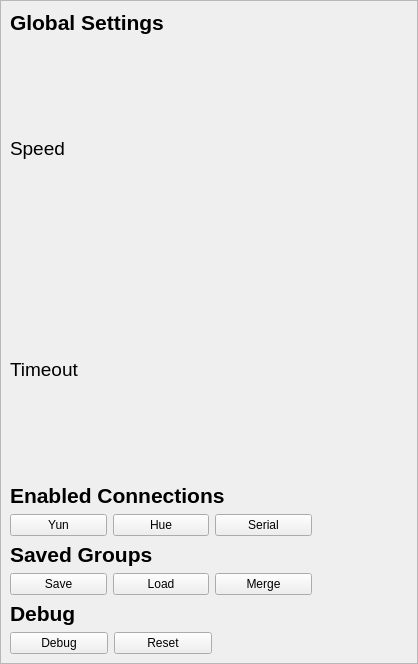
Before: the Qt Designer form src/settingspage.ui in timsee/Corluma, drawn with Qt 5.
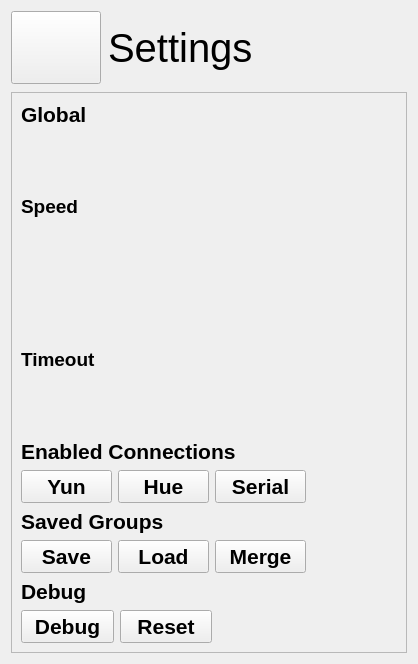
After: the same form once the commit is applied. Icons and pictures are not drawn. Custom widgets are drawn as their Qt base class.

```diff
--- a/src/settingspage.ui
+++ b/src/settingspage.ui
@@ -19,24 +19,67 @@
   <property name="windowTitle">
    <string>Form</string>
   </property>
-  <layout class="QHBoxLayout" name="horizontalLayout">
-   <property name="spacing">
-    <number>0</number>
-   </property>
-   <property name="leftMargin">
-    <number>0</number>
-   </property>
-   <property name="topMargin">
-    <number>0</number>
-   </property>
-   <property name="rightMargin">
-    <number>0</number>
-   </property>
-   <property name="bottomMargin">
-    <number>0</number>
-   </property>
+  <layout class="QVBoxLayout" name="verticalLayout_2" stretch="2,15">
+   <item>
+    <layout class="QHBoxLayout" name="horizontalLayout_2" stretch="6,20">
+     <property name="spacing">
+      <number>7</number>
+     </property>
+     <property name="bottomMargin">
+      <number>2</number>
+     </property>
+     <item>
+      <widget class="QPushButton" name="closeButton">
+       <property name="sizePolicy">
+        <sizepolicy hsizetype="Expanding" vsizetype="Minimum">
+         <horstretch>0</horstretch>
+         <verstretch>0</verstretch>
+        </sizepolicy>
+       </property>
+       <property name="text">
+        <string/>
+       </property>
+       <property name="icon">
+        <iconset resource="extraresources.qrc">
+         <normaloff>:/images/backArrow.png</normaloff>:/images/backArrow.png</iconset>
+       </property>
+      </widget>
+     </item>
+     <item>
+      <widget class="QLabel" name="label_3">
+       <property name="sizePolicy">
+        <sizepolicy hsizetype="Preferred" vsizetype="Minimum">
+         <horstretch>0</horstretch>
+         <verstretch>0</verstretch>
+        </sizepolicy>
+       </property>
+       <property name="font">
+        <font>
+         <pointsize>30</pointsize>
+        </font>
+       </property>
+       <property name="text">
+        <string>Settings</string>
+       </property>
+      </widget>
+     </item>
+    </layout>
+   </item>
    <item>
     <widget class="QScrollArea" name="scrollArea">
+     <property name="sizePolicy">
+      <sizepolicy hsizetype="Minimum" vsizetype="Expanding">
+       <horstretch>0</horstretch>
+       <verstretch>0</verstretch>
+      </sizepolicy>
+     </property>
+     <property name="font">
+      <font>
+       <pointsize>16</pointsize>
+       <weight>75</weight>
+       <bold>true</bold>
+      </font>
+     </property>
      <property name="horizontalScrollBarPolicy">
       <enum>Qt::ScrollBarAlwaysOff</enum>
      </property>
@@ -51,8 +94,8 @@
        <rect>
         <x>0</x>
         <y>0</y>
-        <width>416</width>
-        <height>662</height>
+        <width>398</width>
+        <height>563</height>
        </rect>
       </property>
       <property name="sizePolicy">
@@ -72,7 +115,7 @@
           </font>
          </property>
          <property name="text">
-          <string>Global Settings</string>
+          <string>Global</string>
          </property>
         </widget>
        </item>
@@ -98,7 +141,7 @@
             </font>
            </property>
            <property name="text">
-            <string>Speed  </string>
+            <string>Speed     </string>
            </property>
            <property name="alignment">
             <set>Qt::AlignLeading|Qt::AlignLeft|Qt::AlignVCenter</set>
```
Left out of the diff: 4 changed lines with no effect on the pictures.
